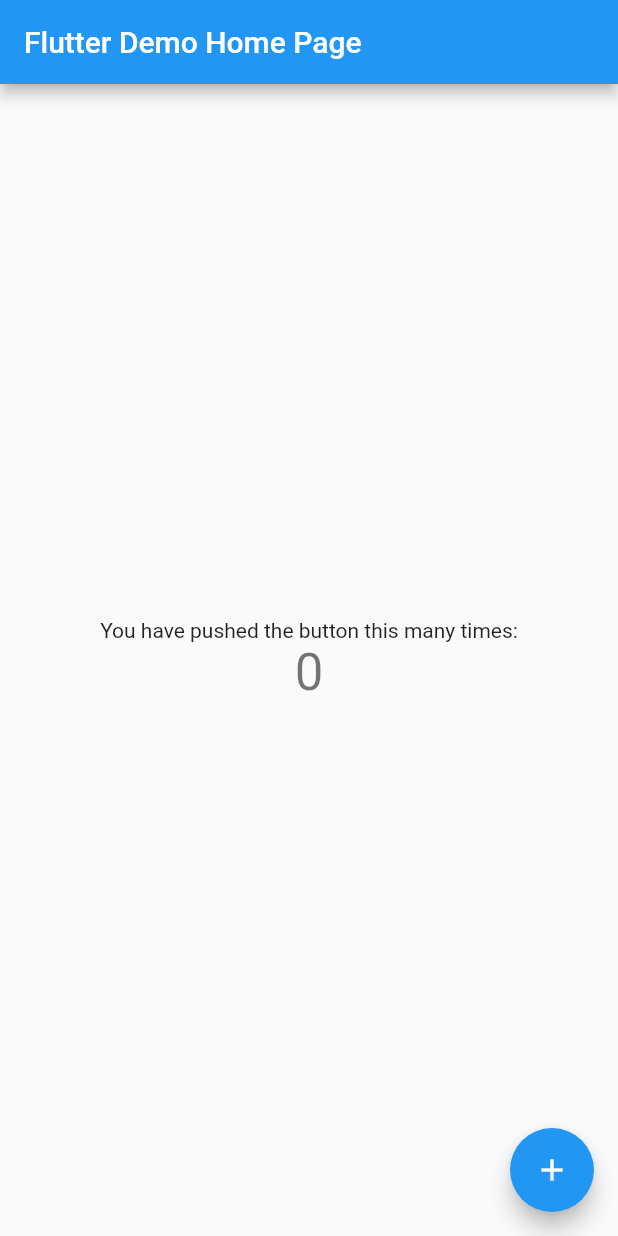
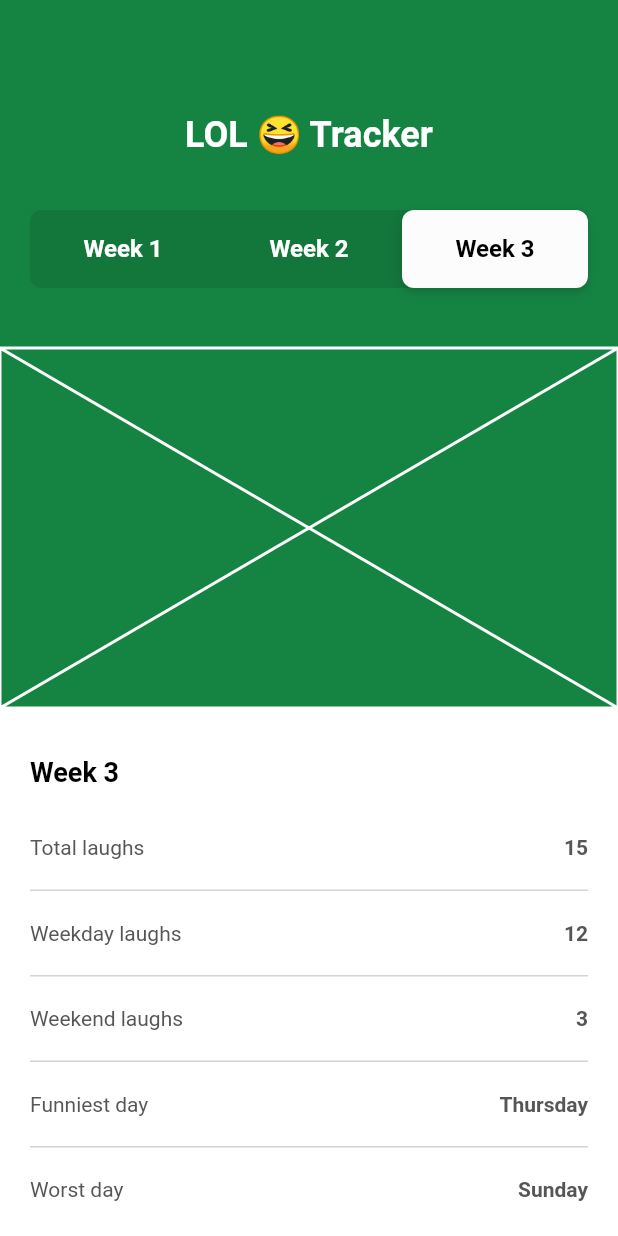
Before and after one commit to Wisdozzh/curve_line_demo, a Flutter app: the screen it shows after launch, on a phone screen of 412 x 824 dp. Run offline on Flutter 3.47's test engine with Material 2 defaults, Android fonts, the phone set to English and light mode, and no system bars.

Commit message:
feat:准备的前置工作

```diff
--- /dev/null
+++ b/lib/components/chart_labels.dart
@@ -0,0 +1,133 @@
+
+import 'package:curve_line_demo/laughing_data.dart';
+import 'package:flutter/material.dart';
+
+class ChartDayLabels extends StatelessWidget {
+  final double leftPadding;
+  final double rightPadding;
+
+  const ChartDayLabels(
+      {Key? key, required this.leftPadding, required this.rightPadding})
+      : super(key: key);
+
+  Offset labelOffset(int length, double i) {
+    final segment = 1 / (length - 1);
+    final offsetValue = (i - ((length - 1) / 2)) * segment;
+    return Offset(offsetValue, 0);
+  }
+
+  @override
+  Widget build(BuildContext context) {
+    return Container(
+      height: 40,
+      decoration: BoxDecoration(
+        gradient: LinearGradient(
+          stops: const [0.0, 1.0],
+          begin: Alignment.bottomCenter,
+          end: Alignment.topCenter,
+          colors: [Colors.white, Colors.white.withOpacity(0.85)],
+        ),
+      ),
+      child: Padding(
+        padding: EdgeInsets.only(left: leftPadding, right: rightPadding),
+        child: Row(
+          mainAxisAlignment: MainAxisAlignment.spaceBetween,
+          children: ['Sun', 'Mon', 'Tue', 'Wed', 'Thu', 'Fri', 'Sat']
+              .asMap()
+              .entries
+              .map((entry) => FractionalTranslation(
+                    translation: labelOffset(7, entry.key.toDouble()),
+                    child: SizedBox(
+                      width: 36,
+                      child: Text(
+                        entry.value,
+                        textAlign: TextAlign.center,
+                        style: const TextStyle(
+                          fontSize: 14,
+                          fontWeight: FontWeight.w600,
+                          color: Color(0xFFA9A9A9),
+                        ),
+                      ),
+                    ),
+                  ))
+              .toList(),
+        ),
+      ),
+    );
+  }
+}
+
+class ChartLaughLabels extends StatelessWidget {
+  final double chartHeight;
+  final double topPadding;
+  final double leftPadding;
+  final double rightPadding;
+  final WeekData weekData;
+
+  const ChartLaughLabels(
+      {Key? key,
+      required this.chartHeight,
+      required this.topPadding,
+      required this.leftPadding,
+      required this.rightPadding,
+      required this.weekData})
+      : super(key: key);
+
+  @override
+  Widget build(BuildContext context) {
+    const labelCount = 4;
+    final maxDay = weekData.days.reduce((DayData a, DayData b) {
+      return a.laughs > b.laughs ? a : b;
+    });
+    final rowHeight = (chartHeight) / labelCount;
+
+    final labels = <double>[];
+    for (var i = 0; i < labelCount; ++i) {
+      labels.add(maxDay.laughs.toDouble() - (i * maxDay.laughs.toDouble() / (labelCount - 1)));
+    }
+
+    Offset labelOffset(int length, double i) {
+      final segment = 1 / (length - 1);
+      final offsetValue = (i - (length - 1) / 2) * segment;
+      return Offset(0, offsetValue);
+    }
+    return Container(
+      height: chartHeight + topPadding,
+      padding: EdgeInsets.only(top: topPadding),
+      child: Column(
+        mainAxisAlignment: MainAxisAlignment.spaceBetween,
+        children: labels
+            .asMap()
+            .entries
+            .map((entry) => FractionalTranslation(
+                  translation: labelOffset(labelCount, entry.key.toDouble()),
+                  child: Container(
+                    height: rowHeight,
+                    alignment: Alignment.center,
+                    child: Row(
+                      children: [
+                        SizedBox(
+                          width: leftPadding,
+                          child: Text(
+                            entry.value.toStringAsFixed(1),
+                            textAlign: TextAlign.center,
+                          ),
+                        ),
+                        Expanded(
+                          child: Container(
+                            height: 2,
+                            color: Colors.black.withOpacity(0.15),
+                          ),
+                        ),
+                        SizedBox(
+                          width: rightPadding,
+                        )
+                      ],
+                    ),
+                  ),
+                ))
+            .toList(),
+      ),
+    );
+  }
+}
--- /dev/null
+++ b/lib/components/slide_selector.dart
@@ -0,0 +1,122 @@
+import 'package:flutter/material.dart';
+
+class SlideSelector extends StatefulWidget {
+  final List items;
+  final int defaultSelectedIndex;
+  final bool tappable;
+  const SlideSelector({
+    Key? key,
+    required this.items,
+    this.defaultSelectedIndex = 0,
+    this.tappable = true,
+  }) : super(key: key);
+
+  @override
+  _SlideSelectorState createState() => _SlideSelectorState();
+}
+
+class _SlideSelectorState extends State<SlideSelector> {
+  int activeItemIndex = 0;
+
+  @override
+  void initState() {
+    setState(() {
+      activeItemIndex = widget.defaultSelectedIndex;
+    });
+    super.initState();
+  }
+
+  @override
+  Widget build(BuildContext context) {
+    return LayoutBuilder(
+        builder: (BuildContext context, BoxConstraints constraints) {
+          final buttonWidth = (constraints.maxWidth) / 3;
+          return Container(
+            height: 52,
+            decoration: BoxDecoration(
+              color: Colors.black.withOpacity(0.1),
+              borderRadius: BorderRadius.circular(8),
+            ),
+            child: Stack(
+              children: <Widget>[
+                AnimatedPositioned(
+                top: 0,
+                left: activeItemIndex * buttonWidth,
+                duration: const Duration(milliseconds: 200),
+                  curve: Curves.ease,
+                  child: Container(
+                    width: buttonWidth,
+                    height: 52,
+                    decoration: BoxDecoration(
+                      color: Colors.white,
+                      borderRadius: BorderRadius.circular(8),
+                      boxShadow: [
+                        BoxShadow(
+                          spreadRadius: 0,
+                          blurRadius: 8,
+                          offset: const Offset(0.0, 3.0),
+                          color: Colors.black.withOpacity(0.12),
+                        ),
+                        BoxShadow(
+                          spreadRadius: 0,
+                          blurRadius: 1,
+                          offset: const Offset(0.0, 3.0),
+                          color: Colors.black.withOpacity(0.04),
+                        )
+                      ]
+                    ),
+                  ),
+            ),
+                Row(
+                  crossAxisAlignment: CrossAxisAlignment.center,
+                  mainAxisAlignment: MainAxisAlignment.spaceAround,
+                  mainAxisSize: MainAxisSize.max,
+                  children: widget.items.asMap().entries.map((entry) {
+                    final index = entry.key;
+                    final item = entry.value as SlideSelectorItem;
+                    return Flexible(
+                      flex: 1,
+                        child: GestureDetector(
+                          onTap: () {
+                            if (widget.tappable) {
+                              item.onTap();
+                              setState(() {
+                                activeItemIndex = index;
+                              });
+                            }
+                          },
+                          child: Container(
+                            height: 52,
+                            color: Colors.black.withOpacity(0.01),
+                            padding: const EdgeInsets.symmetric(horizontal: 16),
+                            child: Align(
+                              alignment: Alignment.center,
+                              child: Text(
+                                item.text,
+                                style: TextStyle(
+                                  fontSize: 16,
+                                  fontWeight: FontWeight.w600,
+                                  color: index == activeItemIndex
+                                    ? Colors.black
+                                    : Colors.white,
+                                ),
+                              ),
+                            ),
+                          ),
+                        ),
+                    );
+                  }).toList(),
+                ),
+          ],
+        ),
+      );
+        });
+  }
+}
+
+class SlideSelectorItem {
+  final String text;
+  final Function onTap;
+
+  SlideSelectorItem({required this.text, required this.onTap});
+}
--- /dev/null
+++ b/lib/components/week_summary.dart
@@ -0,0 +1,121 @@
+import 'package:flutter/material.dart';
+
+import '../laughing_data.dart';
+
+class WeekSummary extends StatelessWidget {
+  final int week;
+
+  const WeekSummary({Key? key, required this.week}) : super(key: key);
+
+  String calculateLaughs([String filter = '']) {
+    final total = weeksData[week - 1].days.fold(0, (int acc, DayData cur) {
+      if ((filter == 'weekday' && (cur.day == 0 || cur.day == 6)) ||
+          (filter == 'weekend' && (cur.day > 0 && cur.day < 6))) {
+        return acc;
+      }
+      return acc + cur.laughs;
+    });
+    return total.toString();
+  }
+
+  String calculateMinMax([String filter = '']) {
+    final dayMax = weeksData[week - 1].days.reduce((DayData a, DayData b) {
+      if (a.laughs > b.laughs) {
+        return filter == 'worst' ? b : a;
+      } else {
+        return filter == 'worst' ? a : b;
+      }
+    });
+    return [
+      'Sunday',
+      'Monday',
+      'Tuesday',
+      'Wednesday',
+      'Thursday',
+      'Friday',
+      'Saturday'
+    ][dayMax.day];
+  }
+
+  @override
+  Widget build(BuildContext context) {
+    return Container(
+      padding: const EdgeInsets.all(20),
+      color: Colors.white,
+      child: Column(
+        crossAxisAlignment: CrossAxisAlignment.start,
+        children: [
+          Padding(
+            padding: const EdgeInsets.symmetric(vertical: 12),
+            child: Text(
+              'Week $week',
+              style: const TextStyle(
+                color: Colors.black,
+                fontSize: 18,
+                fontWeight: FontWeight.w600,
+              ),
+            ),
+          ),
+          ListItem(label: 'Total laughs', value: calculateLaughs()),
+          ListItem(label: 'Weekday laughs', value: calculateLaughs('weekday')),
+          ListItem(label: 'Weekend laughs', value: calculateLaughs('weekend')),
+          ListItem(label: 'Funniest day', value: calculateMinMax('funniest')),
+          ListItem(
+            label: 'Worst day',
+            value: calculateMinMax('worst'),
+            hideDivider: true,
+          )
+        ],
+      ),
+    );
+  }
+}
+
+class ListItem extends StatelessWidget {
+  final String label;
+  final String value;
+  final bool hideDivider;
+
+  const ListItem({
+    Key? key,
+    required this.label,
+    required this.value,
+    this.hideDivider = false,
+  }) : super(key: key);
+
+  @override
+  Widget build(BuildContext context) {
+    return Container(
+      padding: const EdgeInsets.symmetric(vertical: 20),
+      decoration: BoxDecoration(
+        border: Border(
+          bottom: BorderSide(
+            color: const Color(0xFFD4D4D4).withOpacity(hideDivider ? 0 : 1),
+            width: 1,
+          )
+        ),
+      ),
+      child: Row(
+        children: [
+          Text(
+            label,
+            style: const TextStyle(
+              fontSize: 14,
+              fontWeight: FontWeight.w400,
+              color: Color(0xFF565656),
+            ),
+          ),
+          const Spacer(),
+          Text(
+            value,
+            style: const TextStyle(
+              fontSize: 14,
+              fontWeight: FontWeight.w600,
+              color: Color(0xFF565656),
+            ),
+          )
+        ],
+      ),
+    );
+  }
+}
--- /dev/null
+++ b/lib/laughing_data.dart
@@ -0,0 +1,60 @@
+List<WeekData> weeksData = [
+  WeekData(
+    days: [
+      DayData(day: 0, laughs: 2),
+      DayData(day: 1, laughs: 8),
+      DayData(day: 2, laughs: 3),
+      DayData(day: 3, laughs: 1),
+      DayData(day: 4, laughs: 7),
+      DayData(day: 5, laughs: 9),
+      DayData(day: 6, laughs: 5),
+    ],
+  ),
+  WeekData(
+    days: [
+      DayData(day: 0, laughs: 9),
+      DayData(day: 1, laughs: 6),
+      DayData(day: 2, laughs: 11),
+      DayData(day: 3, laughs: 8),
+      DayData(day: 4, laughs: 14),
+      DayData(day: 5, laughs: 10),
+      DayData(day: 6, laughs: 4),
+    ],
+  ),
+  WeekData(
+    days: [
+      DayData(day: 0, laughs: 0),
+      DayData(day: 1, laughs: 2),
+      DayData(day: 2, laughs: 3),
+      DayData(day: 3, laughs: 0),
+      DayData(day: 4, laughs: 4),
+      DayData(day: 5, laughs: 3),
+      DayData(day: 6, laughs: 3),
+    ],
+  ),
+];
+
+WeekData zeroStateData = WeekData(
+  days: [
+    DayData(day: 0, laughs: 0),
+    DayData(day: 1, laughs: 0),
+    DayData(day: 2, laughs: 0),
+    DayData(day: 3, laughs: 0),
+    DayData(day: 4, laughs: 0),
+    DayData(day: 5, laughs: 0),
+    DayData(day: 6, laughs: 0),
+  ],
+);
+
+class WeekData {
+  final List<DayData> days;
+
+  WeekData({required this.days});
+}
+
+class DayData {
+  final int day;
+  final int laughs;
+
+  DayData({required this.day, required this.laughs});
+}
--- a/lib/main.dart
+++ b/lib/main.dart
@@ -1,115 +1,158 @@
+
 import 'package:flutter/material.dart';
+import 'package:flutter/services.dart';
+
+import 'components/slide_selector.dart';
+import 'components/week_summary.dart';
 
 void main() {
-  runApp(const MyApp());
+  SystemChrome.setSystemUIOverlayStyle(const SystemUiOverlayStyle(
+    statusBarColor: Colors.transparent,
+    statusBarBrightness: Brightness.dark,
+    systemNavigationBarColor: Colors.white,
+  ));
+  runApp(const LOLTrackerApp());
 }
 
-class MyApp extends StatelessWidget {
-  const MyApp({Key? key}) : super(key: key);
+class LOLTrackerApp extends StatelessWidget {
+   const LOLTrackerApp({Key? key}) : super(key: key);
 
-  // This widget is the root of your application.
   @override
   Widget build(BuildContext context) {
-    return MaterialApp(
-      title: 'Flutter Demo',
-      theme: ThemeData(
-        // This is the theme of your application.
-        //
-        // Try running your application with "flutter run". You'll see the
-        // application has a blue toolbar. Then, without quitting the app, try
-        // changing the primarySwatch below to Colors.green and then invoke
-        // "hot reload" (press "r" in the console where you ran "flutter run",
-        // or simply save your changes to "hot reload" in a Flutter IDE).
-        // Notice that the counter didn't reset back to zero; the application
-        // is not restarted.
-        primarySwatch: Colors.blue,
-      ),
-      home: const MyHomePage(title: 'Flutter Demo Home Page'),
+    return const MaterialApp(
+        title: 'LOLTracker',
+        debugShowCheckedModeBanner: false,
+        home:Scaffold(
+          extendBodyBehindAppBar: true,
+          body: Dashboard(),
+        ),
     );
   }
 }
 
-class MyHomePage extends StatefulWidget {
-  const MyHomePage({Key? key, required this.title}) : super(key: key);
-
-  // This widget is the home page of your application. It is stateful, meaning
-  // that it has a State object (defined below) that contains fields that affect
-  // how it looks.
-
-  // This class is the configuration for the state. It holds the values (in this
-  // case the title) provided by the parent (in this case the App widget) and
-  // used by the build method of the State. Fields in a Widget subclass are
-  // always marked "final".
-
-  final String title;
+class Dashboard extends StatefulWidget {
+  const Dashboard({Key? key}) : super(key: key);
 
   @override
-  State<MyHomePage> createState() => _MyHomePageState();
+  _DashboardState createState() => _DashboardState();
 }
 
-class _MyHomePageState extends State<MyHomePage> {
-  int _counter = 0;
+class _DashboardState extends State<Dashboard> with SingleTickerProviderStateMixin{
+  int activeWeek = 3;
+  PageController summaryController = PageController(
+    viewportFraction: 1,
+    initialPage: 3
+  );
+  double chartHeight = 240;
 
-  void _incrementCounter() {
+  @override
+  void initState() {
+    super.initState();
+  }
+
+  void changeWeek(int week) {
     setState(() {
-      // This call to setState tells the Flutter framework that something has
-      // changed in this State, which causes it to rerun the build method below
-      // so that the display can reflect the updated values. If we changed
-      // _counter without calling setState(), then the build method would not be
-      // called again, and so nothing would appear to happen.
-      _counter++;
+      activeWeek = week;
+      summaryController.animateToPage(week, duration: const Duration(milliseconds: 300), curve: Curves.ease);
     });
   }
 
   @override
   Widget build(BuildContext context) {
-    // This method is rerun every time setState is called, for instance as done
-    // by the _incrementCounter method above.
-    //
-    // The Flutter framework has been optimized to make rerunning build methods
-    // fast, so that you can just rebuild anything that needs updating rather
-    // than having to individually change instances of widgets.
-    return Scaffold(
-      appBar: AppBar(
-        // Here we take the value from the MyHomePage object that was created by
-        // the App.build method, and use it to set our appbar title.
-        title: Text(widget.title),
-      ),
-      body: Center(
-        // Center is a layout widget. It takes a single child and positions it
-        // in the middle of the parent.
-        child: Column(
-          // Column is also a layout widget. It takes a list of children and
-          // arranges them vertically. By default, it sizes itself to fit its
-          // children horizontally, and tries to be as tall as its parent.
-          //
-          // Invoke "debug painting" (press "p" in the console, choose the
-          // "Toggle Debug Paint" action from the Flutter Inspector in Android
-          // Studio, or the "Toggle Debug Paint" command in Visual Studio Code)
-          // to see the wireframe for each widget.
-          //
-          // Column has various properties to control how it sizes itself and
-          // how it positions its children. Here we use mainAxisAlignment to
-          // center the children vertically; the main axis here is the vertical
-          // axis because Columns are vertical (the cross axis would be
-          // horizontal).
-          mainAxisAlignment: MainAxisAlignment.center,
-          children: <Widget>[
-            const Text(
-              'You have pushed the button this many times:',
+    return Stack(
+      children: [
+        const DashboardBackground(),
+        ListView(
+          padding: EdgeInsets.zero,
+          children: [
+            Container(
+              height: 60,
+              margin: const EdgeInsets.only(top: 60),
+              alignment: Alignment.center,
+              child: const Text(
+                'LOL 😆 Tracker',
+                style: TextStyle(
+                  fontSize: 24,
+                  fontWeight: FontWeight.w600,
+                  color: Colors.white,
+                ),
+              ),
             ),
-            Text(
-              '$_counter',
-              style: Theme.of(context).textTheme.headline4,
+            Padding(
+              padding: const EdgeInsets.all(20),
+              child: SlideSelector(
+                defaultSelectedIndex: activeWeek - 1,
+                items: <SlideSelectorItem>[
+                  SlideSelectorItem(
+                      text: 'Week 1',
+                      onTap: () {
+                        changeWeek(1);
+                      },
+                  ),
+                  SlideSelectorItem(
+                      text: 'Week 2',
+                      onTap: () {
+                        changeWeek(2);
+                      },
+                  ),
+                  SlideSelectorItem(
+                      text: 'Week 3',
+                      onTap: () {
+                        changeWeek(3);
+                      },
+                  ),
+                ],
+              ),
             ),
+            const SizedBox(height: 20,),
+            Container(
+              height: chartHeight,
+              color: const Color(0XFF158443),
+              child: Stack(
+                children: const [
+                  Placeholder(
+                    color: Colors.white,
+                  )
+                ],
+              ),
+            ),
+            Container(
+              color: Colors.white,
+              height: 400,
+              child: PageView.builder(
+                clipBehavior: Clip.none,
+                  physics: const NeverScrollableScrollPhysics(),
+                  controller: summaryController,
+                  itemCount: 4,
+                  itemBuilder: (_, i) {
+                    return WeekSummary(week: i);
+                  }),
+            )
           ],
         ),
-      ),
-      floatingActionButton: FloatingActionButton(
-        onPressed: _incrementCounter,
-        tooltip: 'Increment',
-        child: const Icon(Icons.add),
-      ), // This trailing comma makes auto-formatting nicer for build methods.
+      ],
     );
   }
 }
+
+class DashboardBackground extends StatelessWidget {
+   const DashboardBackground({Key? key}) : super(key: key);
+
+  @override
+  Widget build(BuildContext context) {
+    return Column(
+      children: [
+        Expanded(
+          child: Container(
+            color: const Color(0xFF158443),
+          ),
+        ),
+        Expanded(
+          child: Container(
+            color: Colors.white,
+          ),
+        ),
+      ],
+    );
+  }
+}
```
